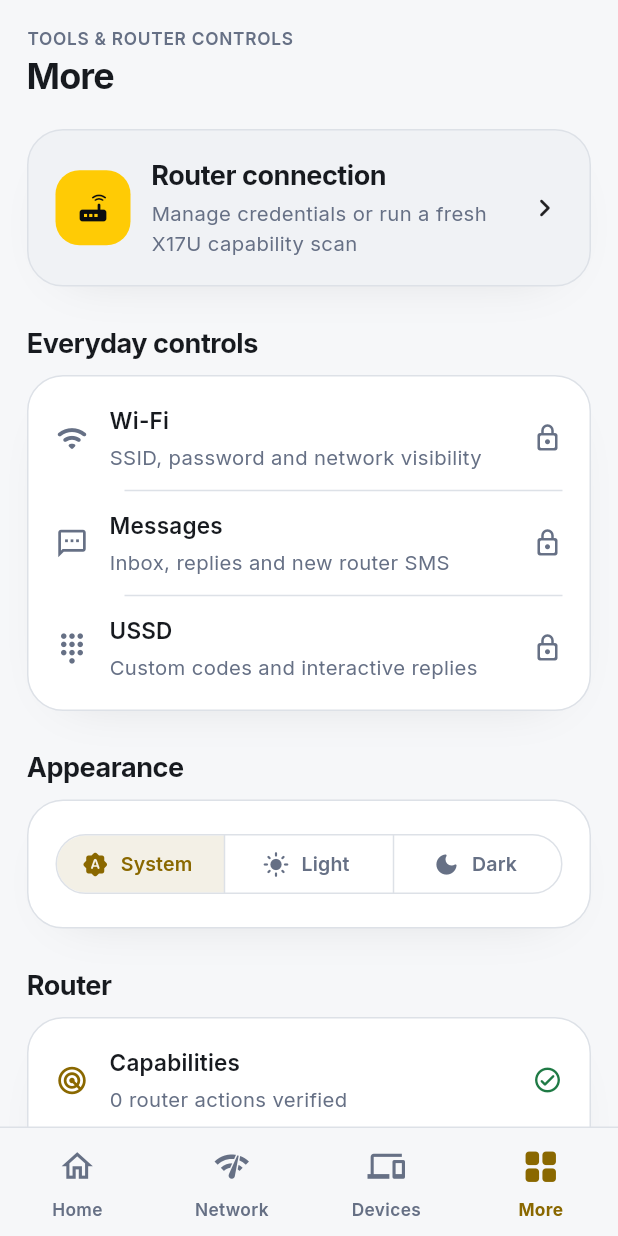
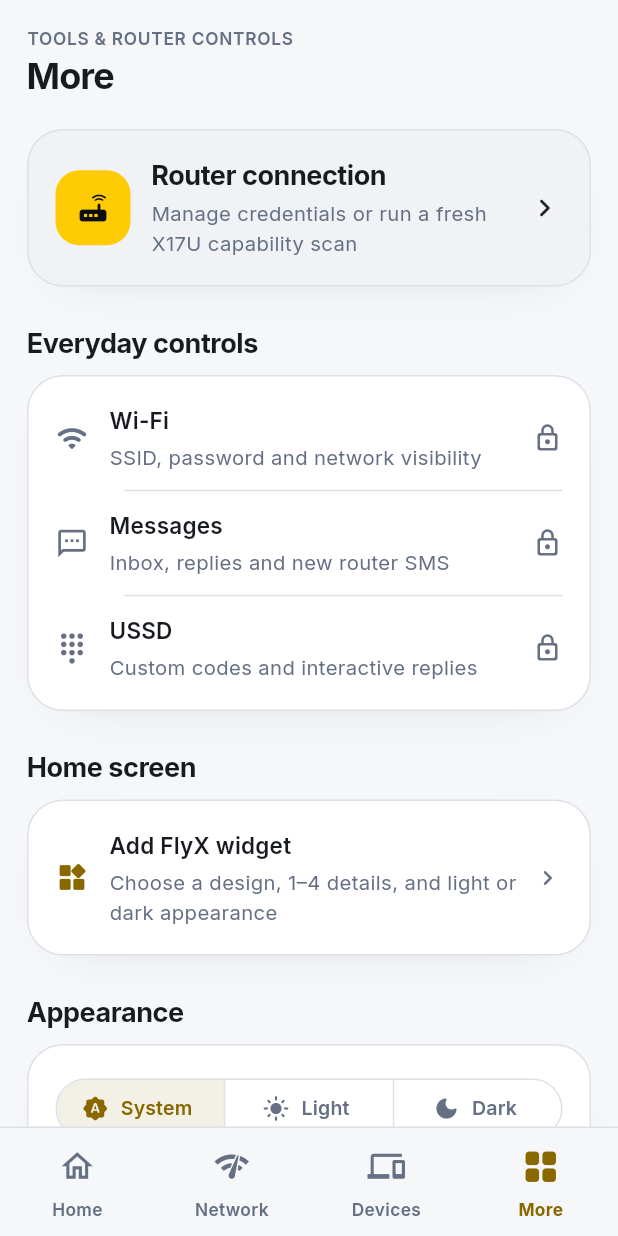
Before and after one commit to drinoayo/flyx-control, a Flutter app: the AppShell screen opened directly, item 4 of the bottom bar chosen, on a phone screen of 412 x 824 dp. Run offline on Flutter 3.47's test engine with Material 3 defaults, Android fonts, the phone set to English and light mode, and no system bars; our stand-ins replace dio, flutter_secure_storage, google_fonts, sqflite; accounts and stored records are empty.

Commit message:
Add in-app shortcut for FlyX home widgets

```diff
--- a/lib/screens/more_screen.dart
+++ b/lib/screens/more_screen.dart
@@ -3,6 +3,7 @@ import 'package:flutter/material.dart';
 import '../core/theme.dart';
 import '../state/app_scope.dart';
 import '../state/appearance_scope.dart';
+import '../services/widget_sync_service.dart';
 import '../widgets/common.dart';
 import 'connect_router_screen.dart';
 import 'messages_screen.dart';
@@ -108,6 +109,18 @@ class MoreScreen extends StatelessWidget {
                 ),
 
               ],
+            ),
+          ),
+          const SizedBox(height: 26),
+          const SectionTitle(title: 'Home screen'),
+          const SizedBox(height: 10),
+          SurfaceCard(
+            child: _FeatureRow(
+              icon: Icons.widgets_rounded,
+              title: 'Add FlyX widget',
+              subtitle: 'Choose a design, 1–4 details, and light or dark appearance',
+              enabled: true,
+              onTap: () => _addWidget(context),
             ),
           ),
           const SizedBox(height: 26),
@@ -221,6 +234,20 @@ class MoreScreen extends StatelessWidget {
     );
   }
 
+  Future<void> _addWidget(BuildContext context) async {
+    final requested = await WidgetSyncService.requestPinWidget();
+    if (!context.mounted) return;
+    if (!requested) {
+      ScaffoldMessenger.of(context).showSnackBar(
+        const SnackBar(
+          content: Text(
+            'Your launcher did not open the widget picker. Long-press the home screen, choose Widgets, then select FlyX Control.',
+          ),
+        ),
+      );
+    }
+  }
+
   Future<void> _reboot(BuildContext context) async {
     final confirmed = await showDialog<bool>(
       context: context,
```
